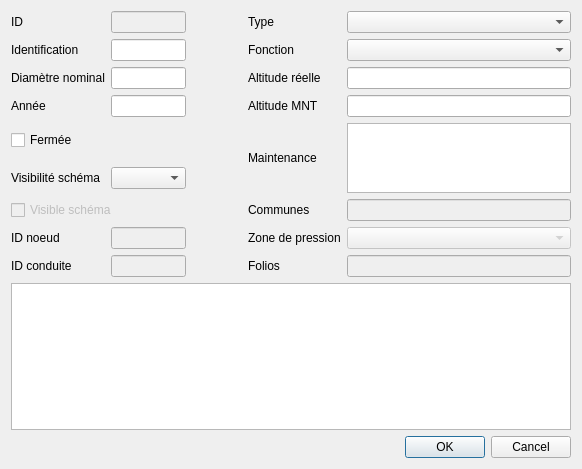
This is qgis-project/ui_forms/valve.ui in qwat/QWAT as Qt 5 draws it before an edit. The edited form follows.
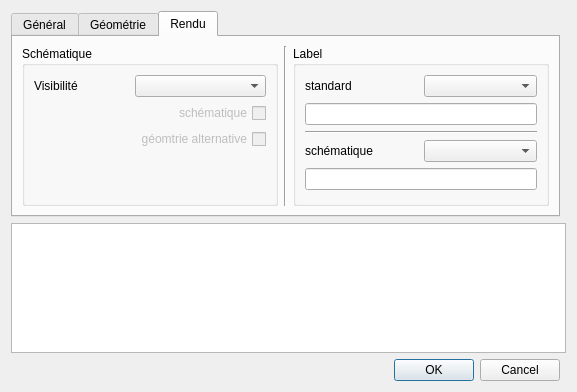
This is the edited form. The open tabs and pages were chosen to show the change.

What changed in the file:
```diff
--- a/qgis-project/ui_forms/valve.ui
+++ b/qgis-project/ui_forms/valve.ui
@@ -6,170 +6,18 @@
    <rect>
     <x>0</x>
     <y>0</y>
-    <width>582</width>
-    <height>469</height>
+    <width>577</width>
+    <height>392</height>
    </rect>
   </property>
   <property name="windowTitle">
    <string>Vannes</string>
   </property>
   <layout class="QGridLayout" name="gridLayout">
-   <item row="3" column="3">
-    <widget class="QLabel" name="label_9">
-     <property name="text">
-      <string>Altitude MNT</string>
-     </property>
-    </widget>
+   <item row="10" column="0" colspan="2">
+    <widget class="QPlainTextEdit" name="remark"/>
    </item>
-   <item row="1" column="3">
-    <widget class="QLabel" name="label_4">
-     <property name="text">
-      <string>Fonction</string>
-     </property>
-    </widget>
-   </item>
-   <item row="0" column="0">
-    <widget class="QLabel" name="label">
-     <property name="text">
-      <string>ID</string>
-     </property>
-    </widget>
-   </item>
-   <item row="2" column="1">
-    <widget class="QLineEdit" name="diameter_nominal"/>
-   </item>
-   <item row="7" column="1">
-    <widget class="QComboBox" name="schema_force_view"/>
-   </item>
-   <item row="3" column="0">
-    <widget class="QLabel" name="label_7">
-     <property name="text">
-      <string>Année</string>
-     </property>
-    </widget>
-   </item>
-   <item row="6" column="0" colspan="2">
-    <widget class="QCheckBox" name="closed">
-     <property name="text">
-      <string>Fermée</string>
-     </property>
-    </widget>
-   </item>
-   <item row="2" column="3">
-    <widget class="QLabel" name="label_5">
-     <property name="text">
-      <string>Altitude réelle</string>
-     </property>
-    </widget>
-   </item>
-   <item row="0" column="2">
-    <spacer name="horizontalSpacer">
-     <property name="orientation">
-      <enum>Qt::Horizontal</enum>
-     </property>
-     <property name="sizeType">
-      <enum>QSizePolicy::MinimumExpanding</enum>
-     </property>
-     <property name="sizeHint" stdset="0">
-      <size>
-       <width>50</width>
-       <height>20</height>
-      </size>
-     </property>
-    </spacer>
-   </item>
-   <item row="0" column="1">
-    <widget class="QLineEdit" name="id">
-     <property name="enabled">
-      <bool>false</bool>
-     </property>
-    </widget>
-   </item>
-   <item row="7" column="0">
-    <widget class="QLabel" name="label_6">
-     <property name="text">
-      <string>Visibilité schéma</string>
-     </property>
-    </widget>
-   </item>
-   <item row="10" column="0">
-    <widget class="QLabel" name="label_13">
-     <property name="text">
-      <string>ID conduite</string>
-     </property>
-    </widget>
-   </item>
-   <item row="1" column="1">
-    <widget class="QLineEdit" name="identification"/>
-   </item>
-   <item row="9" column="0">
-    <widget class="QLabel" name="label_11">
-     <property name="text">
-      <string>ID noeud</string>
-     </property>
-    </widget>
-   </item>
-   <item row="1" column="0">
-    <widget class="QLabel" name="label_2">
-     <property name="text">
-      <string>Identification</string>
-     </property>
-    </widget>
-   </item>
-   <item row="10" column="1">
-    <widget class="QLineEdit" name="id_pipe">
-     <property name="enabled">
-      <bool>false</bool>
-     </property>
-    </widget>
-   </item>
-   <item row="9" column="1">
-    <widget class="QLineEdit" name="id_node">
-     <property name="enabled">
-      <bool>false</bool>
-     </property>
-    </widget>
-   </item>
-   <item row="8" column="0" colspan="2">
-    <widget class="QCheckBox" name="checkBox">
-     <property name="enabled">
-      <bool>false</bool>
-     </property>
-     <property name="text">
-      <string>Visible schéma</string>
-     </property>
-    </widget>
-   </item>
-   <item row="0" column="3">
-    <widget class="QLabel" name="label_3">
-     <property name="text">
-      <string>Type</string>
-     </property>
-    </widget>
-   </item>
-   <item row="2" column="0">
-    <widget class="QLabel" name="label_8">
-     <property name="text">
-      <string>Diamètre nominal</string>
-     </property>
-    </widget>
-   </item>
-   <item row="3" column="1">
-    <widget class="QLineEdit" name="year"/>
-   </item>
-   <item row="0" column="4">
-    <widget class="QComboBox" name="id_type"/>
-   </item>
-   <item row="1" column="4">
-    <widget class="QComboBox" name="id_function"/>
-   </item>
-   <item row="2" column="4">
-    <widget class="QLineEdit" name="altitude_real"/>
-   </item>
-   <item row="3" column="4">
-    <widget class="QLineEdit" name="_altitude_dtm"/>
-   </item>
-   <item row="13" column="4">
+   <item row="11" column="0">
     <widget class="QDialogButtonBox" name="buttonBox">
      <property name="orientation">
       <enum>Qt::Horizontal</enum>
@@ -179,61 +27,393 @@
      </property>
     </widget>
    </item>
-   <item row="10" column="3">
-    <widget class="QLabel" name="label_15">
-     <property name="text">
-      <string>Folios</string>
+   <item row="0" column="0">
+    <widget class="QTabWidget" name="tabWidget">
+     <property name="currentIndex">
+      <number>1</number>
      </property>
+     <widget class="QWidget" name="tab">
+      <attribute name="title">
+       <string>Général</string>
+      </attribute>
+      <layout class="QGridLayout" name="gridLayout_3">
+       <item row="0" column="2" rowspan="5">
+        <widget class="Line" name="line_2">
+         <property name="orientation">
+          <enum>Qt::Vertical</enum>
+         </property>
+        </widget>
+       </item>
+       <item row="3" column="0">
+        <widget class="QLabel" name="label_7">
+         <property name="text">
+          <string>Année</string>
+         </property>
+        </widget>
+       </item>
+       <item row="3" column="1">
+        <widget class="QLineEdit" name="year"/>
+       </item>
+       <item row="1" column="1">
+        <widget class="QLineEdit" name="identification"/>
+       </item>
+       <item row="2" column="0">
+        <widget class="QLabel" name="label_8">
+         <property name="text">
+          <string>Diamètre nominal</string>
+         </property>
+        </widget>
+       </item>
+       <item row="0" column="1">
+        <widget class="QLineEdit" name="id">
+         <property name="enabled">
+          <bool>true</bool>
+         </property>
+         <property name="readOnly">
+          <bool>true</bool>
+         </property>
+        </widget>
+       </item>
+       <item row="2" column="3" rowspan="3">
+        <widget class="QLabel" name="label_10">
+         <property name="text">
+          <string>Maintenance</string>
+         </property>
+        </widget>
+       </item>
+       <item row="0" column="4">
+        <widget class="QComboBox" name="id_type"/>
+       </item>
+       <item row="1" column="3">
+        <widget class="QLabel" name="label_4">
+         <property name="text">
+          <string>Fonction</string>
+         </property>
+        </widget>
+       </item>
+       <item row="0" column="3">
+        <widget class="QLabel" name="label_3">
+         <property name="text">
+          <string>Type</string>
+         </property>
+        </widget>
+       </item>
+       <item row="1" column="4">
+        <widget class="QComboBox" name="id_function"/>
+       </item>
+       <item row="2" column="4" rowspan="3">
+        <widget class="QListWidget" name="id_maintenance"/>
+       </item>
+       <item row="2" column="1">
+        <widget class="QLineEdit" name="diameter_nominal"/>
+       </item>
+       <item row="1" column="0">
+        <widget class="QLabel" name="label_2">
+         <property name="text">
+          <string>Identification</string>
+         </property>
+        </widget>
+       </item>
+       <item row="0" column="0">
+        <widget class="QLabel" name="label">
+         <property name="text">
+          <string>ID</string>
+         </property>
+        </widget>
+       </item>
+       <item row="4" column="0" colspan="2">
+        <widget class="QCheckBox" name="closed">
+         <property name="text">
+          <string>Fermée</string>
+         </property>
+        </widget>
+       </item>
+       <item row="5" column="0" colspan="2">
+        <widget class="QCheckBox" name="checkBox">
+         <property name="text">
+          <string>Séparation réseau</string>
+         </property>
+        </widget>
+       </item>
+      </layout>
+     </widget>
+     <widget class="QWidget" name="tab_2">
+      <attribute name="title">
+       <string>Géométrie</string>
+      </attribute>
+      <layout class="QGridLayout" name="gridLayout_2">
+       <item row="0" column="0">
+        <widget class="QLabel" name="label_5">
+         <property name="text">
+          <string>Altitude réelle</string>
+         </property>
+        </widget>
+       </item>
+       <item row="1" column="0">
+        <widget class="QLabel" name="label_11">
+         <property name="text">
+          <string>Noeud</string>
+         </property>
+        </widget>
+       </item>
+       <item row="0" column="3">
+        <widget class="QLabel" name="label_15">
+         <property name="text">
+          <string>Folios</string>
+         </property>
+        </widget>
+       </item>
+       <item row="1" column="1">
+        <widget class="QLineEdit" name="id_node">
+         <property name="enabled">
+          <bool>true</bool>
+         </property>
+         <property name="readOnly">
+          <bool>true</bool>
+         </property>
+        </widget>
+       </item>
+       <item row="0" column="1">
+        <widget class="QLineEdit" name="altitude_real"/>
+       </item>
+       <item row="0" column="4">
+        <widget class="QLineEdit" name="_printmaps">
+         <property name="enabled">
+          <bool>true</bool>
+         </property>
+         <property name="readOnly">
+          <bool>true</bool>
+         </property>
+        </widget>
+       </item>
+       <item row="1" column="4">
+        <widget class="QLineEdit" name="_districts">
+         <property name="enabled">
+          <bool>true</bool>
+         </property>
+         <property name="readOnly">
+          <bool>true</bool>
+         </property>
+        </widget>
+       </item>
+       <item row="1" column="3">
+        <widget class="QLabel" name="label_12">
+         <property name="text">
+          <string>Communes</string>
+         </property>
+        </widget>
+       </item>
+       <item row="2" column="3">
+        <widget class="QLabel" name="label_14">
+         <property name="text">
+          <string>Zone de pression</string>
+         </property>
+        </widget>
+       </item>
+       <item row="2" column="4">
+        <widget class="QComboBox" name="id_pressurezone">
+         <property name="enabled">
+          <bool>false</bool>
+         </property>
+        </widget>
+       </item>
+       <item row="2" column="1">
+        <widget class="QLineEdit" name="id_pipe">
+         <property name="enabled">
+          <bool>true</bool>
+         </property>
+         <property name="readOnly">
+          <bool>true</bool>
+         </property>
+        </widget>
+       </item>
+       <item row="2" column="0">
+        <widget class="QLabel" name="label_13">
+         <property name="text">
+          <string>Conduite</string>
+         </property>
+        </widget>
+       </item>
+       <item row="4" column="1">
+        <spacer name="verticalSpacer_3">
+         <property name="orientation">
+          <enum>Qt::Vertical</enum>
+         </property>
+         <property name="sizeHint" stdset="0">
+          <size>
+           <width>20</width>
+           <height>40</height>
+          </size>
+         </property>
+        </spacer>
+       </item>
+       <item row="3" column="1">
+        <widget class="QComboBox" name="id_precision">
+         <property name="sizeAdjustPolicy">
+          <enum>QComboBox::AdjustToContents</enum>
+         </property>
+        </widget>
+       </item>
+       <item row="3" column="0">
+        <widget class="QLabel" name="label_19">
+         <property name="text">
+          <string>Précision</string>
+         </property>
+        </widget>
+       </item>
+       <item row="0" column="2" rowspan="4">
+        <widget class="Line" name="line">
+         <property name="orientation">
+          <enum>Qt::Vertical</enum>
+         </property>
+        </widget>
+       </item>
+      </layout>
+     </widget>
+     <widget class="QWidget" name="tab_3">
+      <attribute name="title">
+       <string>Rendu</string>
+      </attribute>
+      <layout class="QGridLayout" name="gridLayout_4">
+       <item row="0" column="0">
+        <widget class="QGroupBox" name="groupBox_2">
+         <property name="title">
+          <string>Schématique</string>
+         </property>
+         <layout class="QGridLayout" name="gridLayout_6">
+          <item row="3" column="1">
+           <widget class="QCheckBox" name="_geometry_schematic_used">
+            <property name="enabled">
+             <bool>false</bool>
+            </property>
+            <property name="layoutDirection">
+             <enum>Qt::RightToLeft</enum>
+            </property>
+            <property name="text">
+             <string>géomtrie alternative</string>
+            </property>
+           </widget>
+          </item>
+          <item row="0" column="0">
+           <widget class="QLabel" name="label_9">
+            <property name="text">
+             <string>Visibilité</string>
+            </property>
+           </widget>
+          </item>
+          <item row="2" column="0" colspan="2">
+           <widget class="QCheckBox" name="_schema_visible">
+            <property name="enabled">
+             <bool>false</bool>
+            </property>
+            <property name="layoutDirection">
+             <enum>Qt::RightToLeft</enum>
+            </property>
+            <property name="text">
+             <string>schématique</string>
+            </property>
+           </widget>
+          </item>
+          <item row="4" column="1">
+           <spacer name="verticalSpacer">
+            <property name="orientation">
+             <enum>Qt::Vertical</enum>
+            </property>
+            <property name="sizeHint" stdset="0">
+             <size>
+              <width>20</width>
+              <height>10</height>
+             </size>
+            </property>
+           </spacer>
+          </item>
+          <item row="0" column="1">
+           <widget class="QComboBox" name="schema_force_view">
+            <property name="editable">
+             <bool>false</bool>
+            </property>
+            <property name="sizeAdjustPolicy">
+             <enum>QComboBox::AdjustToContents</enum>
+            </property>
+           </widget>
+          </item>
+         </layout>
+        </widget>
+       </item>
+       <item row="0" column="1">
+        <widget class="Line" name="line_6">
+         <property name="orientation">
+          <enum>Qt::Vertical</enum>
+         </property>
+        </widget>
+       </item>
+       <item row="0" column="2">
+        <widget class="QGroupBox" name="groupBox">
+         <property name="title">
+          <string>Label</string>
+         </property>
+         <layout class="QGridLayout" name="gridLayout_5">
+          <item row="3" column="1">
+           <widget class="QComboBox" name="id_labelvisible_schema">
+            <property name="sizeAdjustPolicy">
+             <enum>QComboBox::AdjustToContents</enum>
+            </property>
+           </widget>
+          </item>
+          <item row="0" column="0">
+           <widget class="QLabel" name="label_17">
+            <property name="text">
+             <string>standard</string>
+            </property>
+           </widget>
+          </item>
+          <item row="0" column="1">
+           <widget class="QComboBox" name="id_labelvisible">
+            <property name="sizeAdjustPolicy">
+             <enum>QComboBox::AdjustToContents</enum>
+            </property>
+           </widget>
+          </item>
+          <item row="1" column="0" colspan="2">
+           <widget class="QLineEdit" name="labelremark"/>
+          </item>
+          <item row="3" column="0">
+           <widget class="QLabel" name="label_18">
+            <property name="text">
+             <string>schématique</string>
+            </property>
+           </widget>
+          </item>
+          <item row="2" column="0" colspan="2">
+           <widget class="Line" name="line_7">
+            <property name="orientation">
+             <enum>Qt::Horizontal</enum>
+            </property>
+           </widget>
+          </item>
+          <item row="4" column="0" colspan="2">
+           <widget class="QLineEdit" name="labelremark_schema"/>
+          </item>
+          <item row="5" column="0">
+           <spacer name="verticalSpacer_2">
+            <property name="orientation">
+             <enum>Qt::Vertical</enum>
+            </property>
+            <property name="sizeHint" stdset="0">
+             <size>
+              <width>20</width>
+              <height>10</height>
+             </size>
+            </property>
+           </spacer>
+          </item>
+         </layout>
+        </widget>
+       </item>
+      </layout>
+     </widget>
     </widget>
    </item>
-   <item row="9" column="3">
-    <widget class="QLabel" name="label_14">
-     <property name="text">
-      <string>Zone de pression</string>
-     </property>
-    </widget>
-   </item>
-   <item row="10" column="4">
-    <widget class="QLineEdit" name="_printmaps">
-     <property name="enabled">
-      <bool>false</bool>
-     </property>
-    </widget>
-   </item>
-   <item row="9" column="4">
-    <widget class="QComboBox" name="id_pressurezone">
-     <property name="enabled">
-      <bool>false</bool>
-     </property>
-    </widget>
-   </item>
-   <item row="8" column="3">
-    <widget class="QLabel" name="label_12">
-     <property name="text">
-      <string>Communes</string>
-     </property>
-    </widget>
-   </item>
-   <item row="8" column="4">
-    <widget class="QLineEdit" name="_districts">
-     <property name="enabled">
-      <bool>false</bool>
-     </property>
-    </widget>
-   </item>
-   <item row="6" column="4" rowspan="2">
-    <widget class="QListWidget" name="id_maintenance"/>
-   </item>
-   <item row="6" column="3" rowspan="2">
-    <widget class="QLabel" name="label_10">
-     <property name="text">
-      <string>Maintenance</string>
-     </property>
-    </widget>
-   </item>
-   <item row="12" column="0" colspan="5">
-    <widget class="QPlainTextEdit" name="remarks"/>
-   </item>
   </layout>
  </widget>
  <resources/>
```
